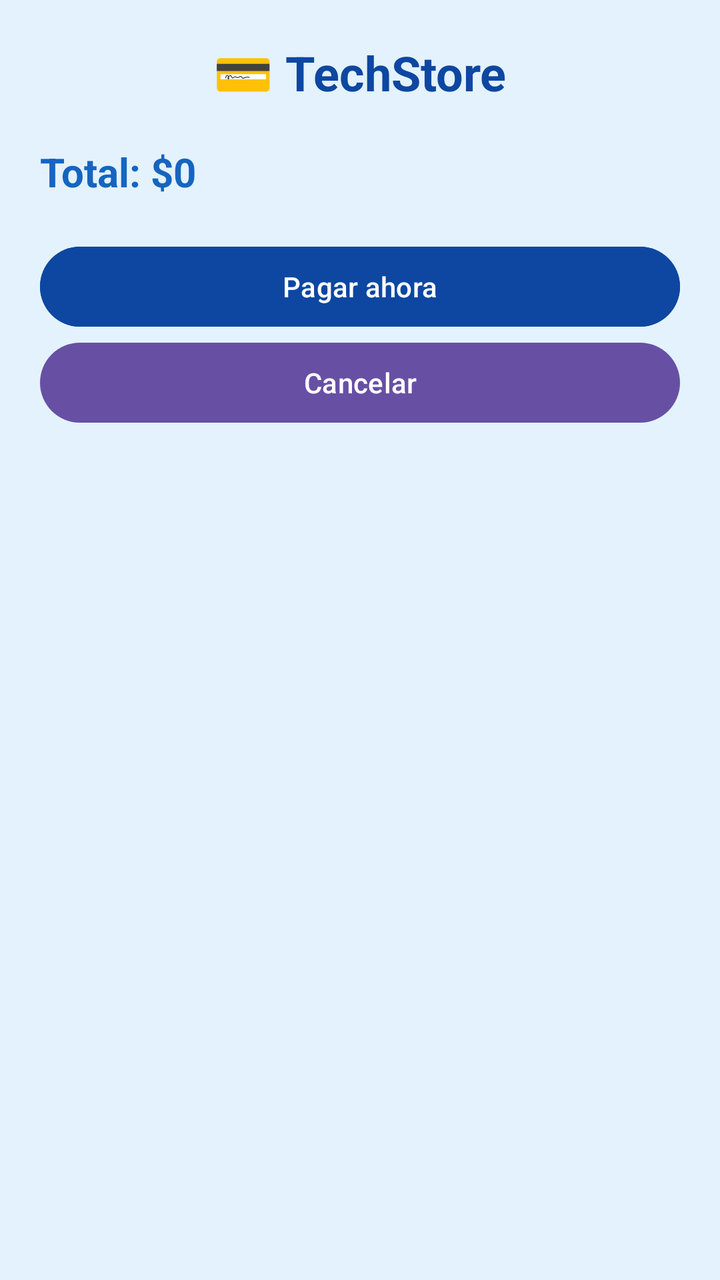
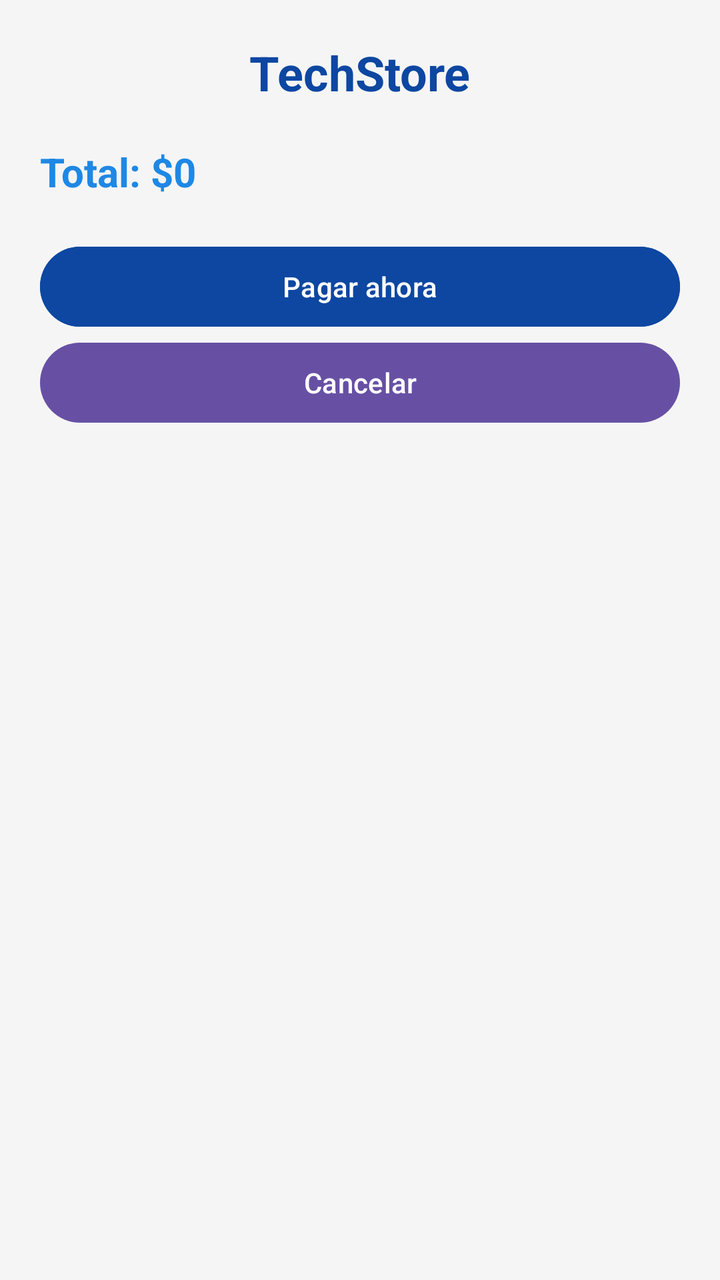

Before-and-after screenshots of an Android layout around one commit, followed by the original layout XML and the change that was made.
<!-- AndroidManifest.xml: application theme Theme.TechStore -->
<!-- res/layout/activity_pago.xml -->
<LinearLayout xmlns:android="http://schemas.android.com/apk/res/android"
    android:orientation="vertical"
    android:background="#E3F2FD"
    android:padding="20dp"
    android:layout_width="match_parent"
    android:layout_height="match_parent">

    
    <TextView
        android:text="💳 TechStore"
        android:textSize="24sp"
        android:textStyle="bold"
        android:textColor="#0D47A1"
        android:layout_gravity="center"
        android:layout_marginBottom="20dp"
        android:layout_width="wrap_content"
        android:layout_height="wrap_content"/>

    
    <TextView
        android:id="@+id/txtTotalPago"
        android:text="Total: $0"
        android:textSize="20sp"
        android:textStyle="bold"
        android:textColor="#1565C0"
        android:layout_marginBottom="20dp"
        android:layout_width="wrap_content"
        android:layout_height="wrap_content"/>

    
    <Button
        android:id="@+id/btnPagar"
        android:text="Pagar ahora"
        android:backgroundTint="#0D47A1"
        android:textColor="#FFFFFF"
        android:layout_width="match_parent"
        android:layout_height="wrap_content"/>

    
    <Button
        android:id="@+id/btnVolver"
        android:text="Cancelar"
        android:layout_width="match_parent"
        android:layout_height="wrap_content"/>

</LinearLayout>
<!-- resources referenced by this layout -->
<resources>
  <style name="Theme.TechStore" parent="Base.Theme.TechStore" />
  <style name="Base.Theme.TechStore" parent="Theme.Material3.DayNight.NoActionBar">
          
          
      </style>
</resources>

<!-- the commit's change to res/layout/activity_pago.xml (unified diff, before → after) -->
@@ -1,45 +1,43 @@
-<LinearLayout xmlns:android="http://schemas.android.com/apk/res/android"
+<?xml version="1.0" encoding="utf-8"?>
+<LinearLayout
+    xmlns:android="http://schemas.android.com/apk/res/android"
     android:orientation="vertical"
-    android:background="#E3F2FD"
+    android:background="@color/background"
     android:padding="20dp"
     android:layout_width="match_parent"
     android:layout_height="match_parent">
 
-    
     <TextView
-        android:text="💳 TechStore"
+        android:text="@string/app_name"
         android:textSize="24sp"
         android:textStyle="bold"
-        android:textColor="#0D47A1"
+        android:textColor="@color/primaryDark"
         android:layout_gravity="center"
         android:layout_marginBottom="20dp"
         android:layout_width="wrap_content"
         android:layout_height="wrap_content"/>
 
-    
     <TextView
         android:id="@+id/txtTotalPago"
-        android:text="Total: $0"
+        android:text="@string/total_default"
         android:textSize="20sp"
         android:textStyle="bold"
-        android:textColor="#1565C0"
+        android:textColor="@color/primary"
         android:layout_marginBottom="20dp"
         android:layout_width="wrap_content"
         android:layout_height="wrap_content"/>
 
-    
     <Button
         android:id="@+id/btnPagar"
-        android:text="Pagar ahora"
-        android:backgroundTint="#0D47A1"
-        android:textColor="#FFFFFF"
+        android:text="@string/pagar_ahora"
+        android:backgroundTint="@color/primaryDark"
+        android:textColor="@color/white"
         android:layout_width="match_parent"
         android:layout_height="wrap_content"/>
 
-    
     <Button
         android:id="@+id/btnVolver"
-        android:text="Cancelar"
+        android:text="@string/cancelar"
         android:layout_width="match_parent"
         android:layout_height="wrap_content"/>
 
<!-- resource entries referenced after the edit -->
@@ -1,5 +1,13 @@
 <!-- resources referenced by this layout -->
 <resources>
+  <color name="background">#F5F5F5</color>
+  <color name="primary">#1E88E5</color>
+  <color name="primaryDark">#0D47A1</color>
+  <color name="white">#FFFFFF</color>
+  <string name="app_name">TechStore</string>
+  <string name="cancelar">Cancelar</string>
+  <string name="pagar_ahora">Pagar ahora</string>
+  <string name="total_default">Total: $0</string>
   <style name="Theme.TechStore" parent="Base.Theme.TechStore" />
   <style name="Base.Theme.TechStore" parent="Theme.Material3.DayNight.NoActionBar">
           
